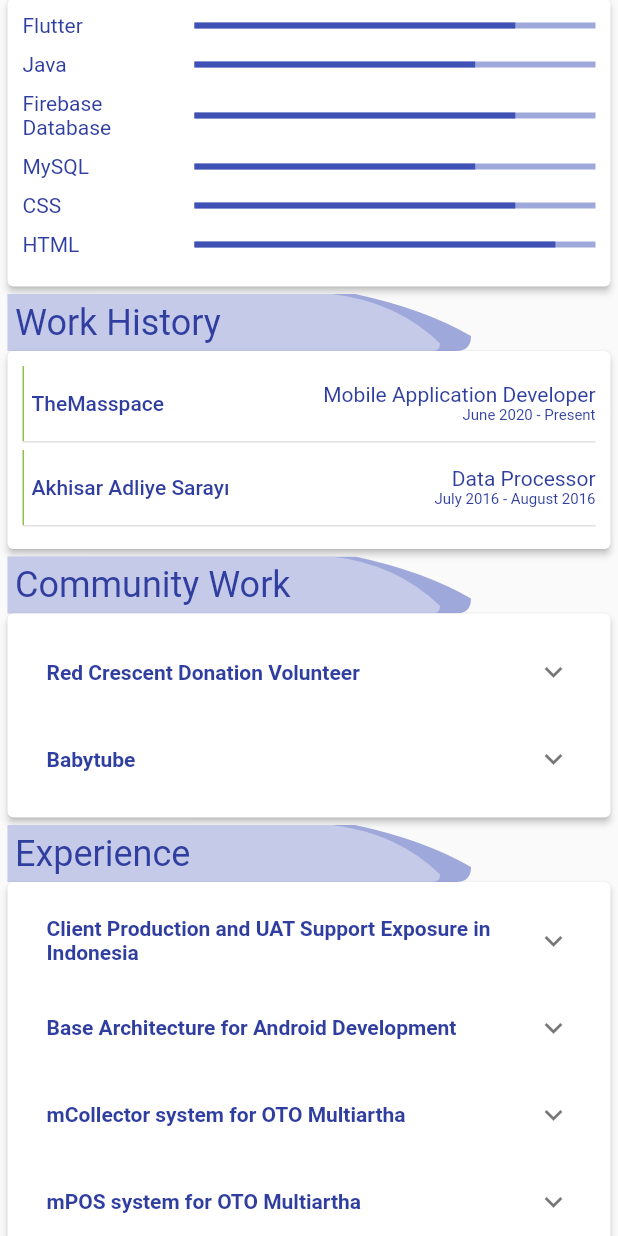
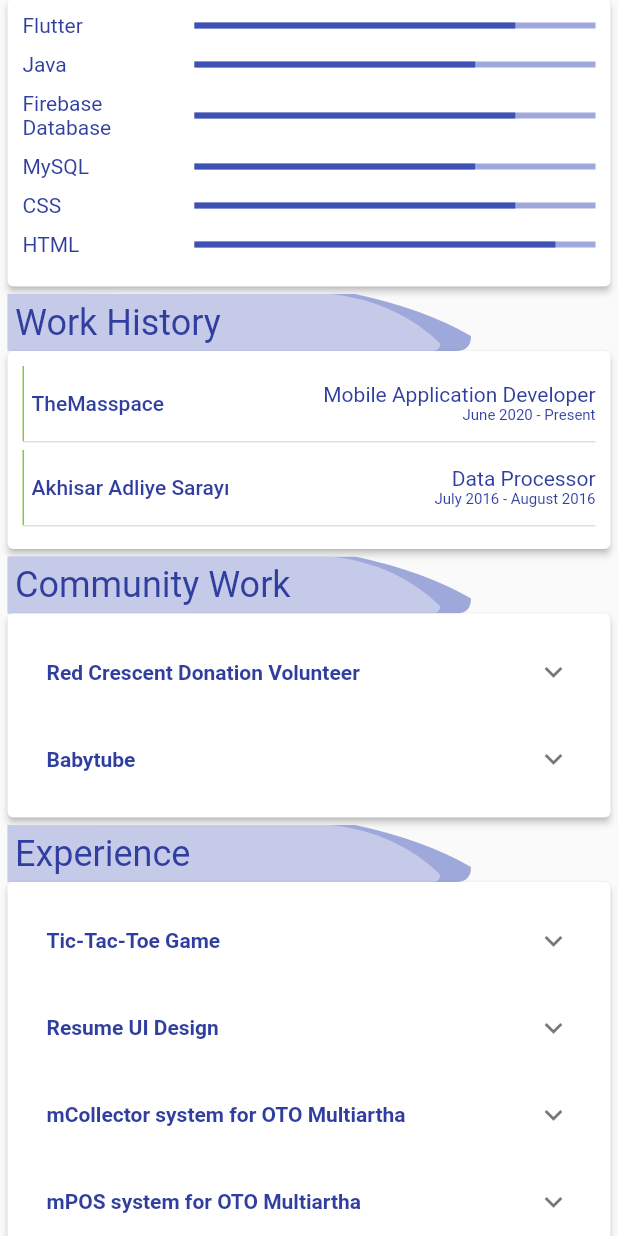
Before and after one commit to mustafauys/Resume-UI-Design, a Flutter app: the screen it shows after launch, scrolled down 576 dp, on a phone screen of 412 x 824 dp. Run offline on Flutter 3.47's test engine with Material 2 defaults, Android fonts, the phone set to English and light mode, and no system bars; our stand-ins replace flutter_linkify, font_awesome_flutter.

Commit message:
Experince Updated

```diff
--- a/lib/resumecontent/mustafa_resume_content.dart
+++ b/lib/resumecontent/mustafa_resume_content.dart
@@ -81,24 +81,15 @@ class MustafaResumeContent {
       ],
       contentExperience: [
         ContentExperience(
-            title: "Client Production and UAT Support Exposure in Indonesia",
+            title: "Tic-Tac-Toe Game",
             description:
-                "Two time experienced in providing client production and UAT support on live project in Indonesia for 2 months that includes"
-                " Handle client queries, complaints, and help to resolve customer and client business relation. Trouble-shooting production"
-                " incidents requiring detailed analysis and provide intermediate solution of business-related problems. Analyze production"
-                " issues to determine root cause and provides fix recommendations to the development team. Support applications in production."
-                " Note interruptions or bugs in operation and perform problem solving exercise to determine problem and ensure continued use of"
-                " the application Create, develop, and track solutions to application errors reported.",
-            link: ""),
+                "The O,X that two people play together is that game.",
+            link: "https://github.com/UysalMustafaa/Tic-Tac-Toe"),
         ContentExperience(
-            title: "Base Architecture for Android Development",
+            title: "Resume UI Design",
             description:
-                "This include UI components, network layer wrapper on Retrofit, database layer wrapper on Room,"
-                " base validation execution architecture, Thread pooling for multi-threading,"
-                " command pattern execution (sync & async, abstraction Base Fragment for MVVM and Two-way Databinding,"
-                " Data Binding Adapters, Data validation and data sharing between 20+ fragments."
-                " wrapper class on Mutable live data, Custom Date picker, Time Picker Dialogs, real time masking Edit Text, custom views.",
-            link: ""),
+                "I developed a detailed interface in the environment of my personal resume.",
+            link: "https://github.com/UysalMustafaa/Resume-UI-Design"),
         ContentExperience(
             title: "mCollector system for OTO Multiartha",
             description:
```
